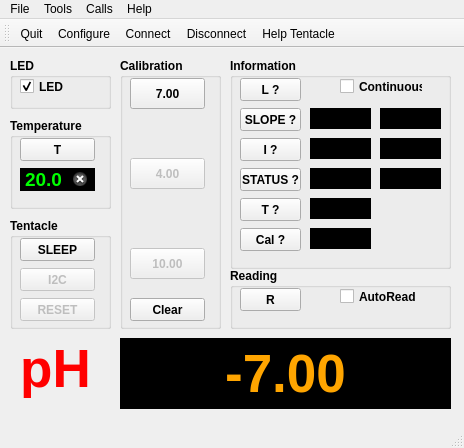
Above: mainwindow.ui from cskv/atlas-tentacle before the change. Below: the same form after it.
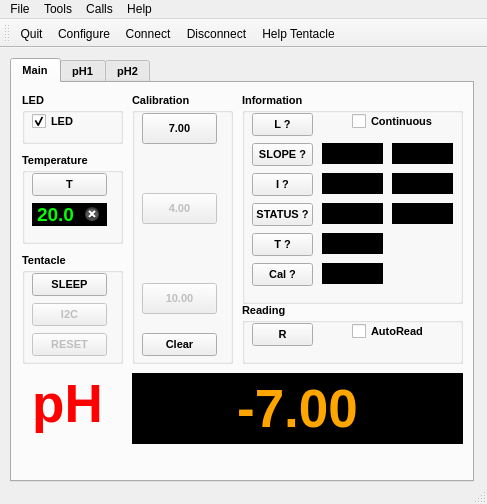
That is the form after the change. Icons and pictures are not drawn. Custom widgets are drawn as their Qt base class.

Commit message: Added QTabWidget in MainWindow Added EZOFrame to be placed on tabs pH1 and pH2 Adde Signal and Slot connection to pass Atlas commands to serialport

What changed in the file:
```diff
--- a/mainwindow.ui
+++ b/mainwindow.ui
@@ -6,14 +6,113 @@
    <rect>
     <x>0</x>
     <y>0</y>
-    <width>464</width>
-    <height>448</height>
+    <width>487</width>
+    <height>504</height>
    </rect>
   </property>
   <property name="windowTitle">
    <string>Terminal for Tentacle Mini pH meter</string>
   </property>
   <widget class="QWidget" name="centralWidget">
+   <widget class="QTabWidget" name="tabWidget">
+    <property name="geometry">
+     <rect>
+      <x>10</x>
+      <y>10</y>
+      <width>464</width>
+      <height>424</height>
+     </rect>
+    </property>
+    <property name="font">
+     <font>
+      <pointsize>8</pointsize>
+      <weight>75</weight>
+      <bold>true</bold>
+     </font>
+    </property>
+    <property name="tabPosition">
+     <enum>QTabWidget::North</enum>
+    </property>
+    <property name="tabShape">
+     <enum>QTabWidget::Rounded</enum>
+    </property>
+    <property name="currentIndex">
+     <number>0</number>
+    </property>
+    <property name="elideMode">
+     <enum>Qt::ElideNone</enum>
+    </property>
+    <property name="usesScrollButtons">
+     <bool>false</bool>
+    </property>
+    <property name="documentMode">
+     <bool>false</bool>
+    </property>
+    <widget class="QWidget" name="mainTab">
+     <attribute name="title">
+      <string>Main</string>
+     </attribute>
+     <widget class="QLabel" name="label">
+      <property name="geometry">
+       <rect>
+        <x>10</x>
+        <y>290</y>
+        <width>91</width>
+        <height>61</height>
+       </rect>
+      </property>
+      <property name="font">
+       <font>
+        <pointsize>40</pointsize>
+        <weight>75</weight>
+        <bold>true</bold>
+       </font>
+      </property>
+      <property name="styleSheet">
+       <string notr="true">color: red;</string>
+      </property>
+      <property name="text">
+       <string>pH</string>
+      </property>
+      <property name="alignment">
+       <set>Qt::AlignCenter</set>
+      </property>
+     </widget>
+     <widget class="QLabel" name="pHLabel">
+      <property name="geometry">
+       <rect>
+        <x>120</x>
+        <y>290</y>
+        <width>331</width>
+        <height>71</height>
+       </rect>
+      </property>
+      <property name="font">
+       <font>
+        <family>Arial</family>
+        <pointsize>40</pointsize>
+        <weight>75</weight>
+        <bold>true</bold>
+       </font>
+      </property>
+      <property name="styleSheet">
+       <string notr="true">background: black;
+color: orange;
+</string>
+      </property>
+      <property name="text">
+       <string>-7.00</string>
+      </property>
+      <property name="textFormat">
+       <enum>Qt::PlainText</enum>
+      </property>
+      <property name="alignment">
+       <set>Qt::AlignCenter</set>
+      </property>
+      <property name="margin">
+       <number>4</number>
+      </property>
+     </widget>
    <widget class="QGroupBox" name="gbCalibration">
     <property name="geometry">
      <rect>
@@ -138,6 +237,185 @@
      </property>
     </widget>
    </widget>
+     <widget class="QGroupBox" name="gbRead">
+      <property name="geometry">
+       <rect>
+        <x>230</x>
+        <y>220</y>
+        <width>221</width>
+        <height>61</height>
+       </rect>
+      </property>
+      <property name="font">
+       <font>
+        <weight>75</weight>
+        <bold>true</bold>
+       </font>
+      </property>
+      <property name="title">
+       <string>Reading</string>
+      </property>
+      <widget class="QPushButton" name="btnpH">
+       <property name="geometry">
+        <rect>
+         <x>10</x>
+         <y>20</y>
+         <width>61</width>
+         <height>23</height>
+        </rect>
+       </property>
+       <property name="text">
+        <string>R</string>
+       </property>
+      </widget>
+      <widget class="QCheckBox" name="cbAuto">
+       <property name="geometry">
+        <rect>
+         <x>110</x>
+         <y>20</y>
+         <width>81</width>
+         <height>17</height>
+        </rect>
+       </property>
+       <property name="text">
+        <string>AutoRead</string>
+       </property>
+      </widget>
+     </widget>
+     <widget class="QGroupBox" name="gbTemp">
+      <property name="geometry">
+       <rect>
+        <x>10</x>
+        <y>70</y>
+        <width>101</width>
+        <height>91</height>
+       </rect>
+      </property>
+      <property name="font">
+       <font>
+        <weight>75</weight>
+        <bold>true</bold>
+       </font>
+      </property>
+      <property name="title">
+       <string>Temperature</string>
+      </property>
+      <widget class="QPushButton" name="btnSetTemp">
+       <property name="geometry">
+        <rect>
+         <x>10</x>
+         <y>20</y>
+         <width>75</width>
+         <height>23</height>
+        </rect>
+       </property>
+       <property name="text">
+        <string>T</string>
+       </property>
+      </widget>
+      <widget class="QLineEdit" name="leTemp">
+       <property name="geometry">
+        <rect>
+         <x>10</x>
+         <y>50</y>
+         <width>75</width>
+         <height>23</height>
+        </rect>
+       </property>
+       <property name="font">
+        <font>
+         <family>Arial</family>
+         <pointsize>14</pointsize>
+         <weight>75</weight>
+         <bold>true</bold>
+        </font>
+       </property>
+       <property name="autoFillBackground">
+        <bool>false</bool>
+       </property>
+       <property name="styleSheet">
+        <string notr="true">background: black;
+color: lime;
+</string>
+       </property>
+       <property name="text">
+        <string>20.0</string>
+       </property>
+       <property name="frame">
+        <bool>false</bool>
+       </property>
+       <property name="alignment">
+        <set>Qt::AlignCenter</set>
+       </property>
+       <property name="clearButtonEnabled">
+        <bool>true</bool>
+       </property>
+      </widget>
+     </widget>
+     <widget class="QGroupBox" name="gbSys">
+      <property name="geometry">
+       <rect>
+        <x>10</x>
+        <y>170</y>
+        <width>101</width>
+        <height>111</height>
+       </rect>
+      </property>
+      <property name="font">
+       <font>
+        <weight>75</weight>
+        <bold>true</bold>
+       </font>
+      </property>
+      <property name="title">
+       <string>Tentacle</string>
+      </property>
+      <widget class="QPushButton" name="btnSleep">
+       <property name="geometry">
+        <rect>
+         <x>10</x>
+         <y>20</y>
+         <width>75</width>
+         <height>23</height>
+        </rect>
+       </property>
+       <property name="text">
+        <string>SLEEP</string>
+       </property>
+      </widget>
+      <widget class="QPushButton" name="btnI2CAddr">
+       <property name="enabled">
+        <bool>false</bool>
+       </property>
+       <property name="geometry">
+        <rect>
+         <x>10</x>
+         <y>50</y>
+         <width>75</width>
+         <height>23</height>
+        </rect>
+       </property>
+       <property name="text">
+        <string>I2C</string>
+       </property>
+      </widget>
+      <widget class="QPushButton" name="btnFactReset">
+       <property name="enabled">
+        <bool>false</bool>
+       </property>
+       <property name="geometry">
+        <rect>
+         <x>10</x>
+         <y>80</y>
+         <width>75</width>
+         <height>23</height>
+        </rect>
+       </property>
+       <property name="text">
+        <string>RESET</string>
+       </property>
+      </widget>
+     </widget>
    <widget class="QGroupBox" name="groupBox">
     <property name="geometry">
      <rect>
@@ -588,244 +866,16 @@
      </property>
     </widget>
    </widget>
-   <widget class="QGroupBox" name="gbTemp">
-    <property name="geometry">
-     <rect>
-      <x>10</x>
-      <y>70</y>
-      <width>101</width>
-      <height>91</height>
-     </rect>
-    </property>
-    <property name="font">
-     <font>
-      <weight>75</weight>
-      <bold>true</bold>
-     </font>
-    </property>
-    <property name="title">
-     <string>Temperature</string>
-    </property>
-    <widget class="QPushButton" name="btnSetTemp">
-     <property name="geometry">
-      <rect>
-       <x>10</x>
-       <y>20</y>
-       <width>75</width>
-       <height>23</height>
-      </rect>
-     </property>
-     <property name="text">
-      <string>T</string>
-     </property>
     </widget>
-    <widget class="QLineEdit" name="leTemp">
-     <property name="geometry">
-      <rect>
-       <x>10</x>
-       <y>50</y>
-       <width>75</width>
-       <height>23</height>
-      </rect>
-     </property>
-     <property name="font">
-      <font>
-       <family>Arial</family>
-       <pointsize>14</pointsize>
-       <weight>75</weight>
-       <bold>true</bold>
-      </font>
-     </property>
-     <property name="autoFillBackground">
-      <bool>false</bool>
-     </property>
-     <property name="styleSheet">
-      <string notr="true">background: black;
-color: lime;
-</string>
-     </property>
-     <property name="text">
-      <string>20.0</string>
-     </property>
-     <property name="frame">
-      <bool>false</bool>
-     </property>
-     <property name="alignment">
-      <set>Qt::AlignCenter</set>
-     </property>
-     <property name="clearButtonEnabled">
-      <bool>true</bool>
-     </property>
+    <widget class="QWidget" name="pH1Tab">
+     <attribute name="title">
+      <string>pH1</string>
+     </attribute>
     </widget>
-   </widget>
-   <widget class="QGroupBox" name="gbRead">
-    <property name="geometry">
-     <rect>
-      <x>230</x>
-      <y>220</y>
-      <width>221</width>
-      <height>61</height>
-     </rect>
-    </property>
-    <property name="font">
-     <font>
-      <weight>75</weight>
-      <bold>true</bold>
-     </font>
-    </property>
-    <property name="title">
-     <string>Reading</string>
-    </property>
-    <widget class="QPushButton" name="btnpH">
-     <property name="geometry">
-      <rect>
-       <x>10</x>
-       <y>20</y>
-       <width>61</width>
-       <height>23</height>
-      </rect>
-     </property>
-     <property name="text">
-      <string>R</string>
-     </property>
-    </widget>
-    <widget class="QCheckBox" name="cbAuto">
-     <property name="geometry">
-      <rect>
-       <x>110</x>
-       <y>20</y>
-       <width>81</width>
-       <height>17</height>
-      </rect>
-     </property>
-     <property name="text">
-      <string>AutoRead</string>
-     </property>
-    </widget>
-   </widget>
-   <widget class="QLabel" name="pHLabel">
-    <property name="geometry">
-     <rect>
-      <x>120</x>
-      <y>290</y>
-      <width>331</width>
-      <height>71</height>
-     </rect>
-    </property>
-    <property name="font">
-     <font>
-      <family>Arial</family>
-      <pointsize>40</pointsize>
-      <weight>75</weight>
-      <bold>true</bold>
-     </font>
-    </property>
-    <property name="styleSheet">
-     <string notr="true">background: black;
-color: orange;
-</string>
-    </property>
-    <property name="text">
-     <string>-7.00</string>
-    </property>
-    <property name="textFormat">
-     <enum>Qt::PlainText</enum>
-    </property>
-    <property name="alignment">
-     <set>Qt::AlignCenter</set>
-    </property>
-    <property name="margin">
-     <number>4</number>
-    </property>
-   </widget>
-   <widget class="QLabel" name="label">
-    <property name="geometry">
-     <rect>
-      <x>10</x>
-      <y>290</y>
-      <width>91</width>
-      <height>61</height>
-     </rect>
-    </property>
-    <property name="font">
-     <font>
-      <pointsize>40</pointsize>
-      <weight>75</weight>
-      <bold>true</bold>
-     </font>
-    </property>
-    <property name="styleSheet">
-     <string notr="true">color: red;</string>
-    </property>
-    <property name="text">
-     <string>pH</string>
-    </property>
-    <property name="alignment">
-     <set>Qt::AlignCenter</set>
-    </property>
-   </widget>
-   <widget class="QGroupBox" name="gbSys">
-    <property name="geometry">
-     <rect>
-      <x>10</x>
-      <y>170</y>
-      <width>101</width>
-      <height>111</height>
-     </rect>
-    </property>
-    <property name="font">
-     <font>
-      <weight>75</weight>
-      <bold>true</bold>
-     </font>
-    </property>
-    <property name="title">
-     <string>Tentacle</string>
-    </property>
-    <widget class="QPushButton" name="btnSleep">
-     <property name="geometry">
-      <rect>
-       <x>10</x>
-       <y>20</y>
-       <width>75</width>
-       <height>23</height>
-      </rect>
-     </property>
-     <property name="text">
-      <string>SLEEP</string>
-     </property>
-    </widget>
-    <widget class="QPushButton" name="btnI2CAddr">
-     <property name="enabled">
-      <bool>false</bool>
-     </property>
-     <property name="geometry">
-      <rect>
-       <x>10</x>
-       <y>50</y>
-       <width>75</width>
-       <height>23</height>
-      </rect>
-     </property>
-     <property name="text">
-      <string>I2C</string>
-     </property>
-    </widget>
-    <widget class="QPushButton" name="btnFactReset">
-     <property name="enabled">
-      <bool>false</bool>
-     </property>
-     <property name="geometry">
-      <rect>
-       <x>10</x>
-       <y>80</y>
-       <width>75</width>
-       <height>23</height>
-      </rect>
-     </property>
-     <property name="text">
-      <string>RESET</string>
-     </property>
+    <widget class="QWidget" name="pH2Tab">
+     <attribute name="title">
+      <string>pH2</string>
+     </attribute>
     </widget>
    </widget>
   </widget>
@@ -834,7 +884,7 @@
     <rect>
      <x>0</x>
      <y>0</y>
-     <width>464</width>
+     <width>487</width>
      <height>21</height>
     </rect>
    </property>
```
Lines whose indentation alone changed are shown as unchanged. The commit also changes 4 other files.
